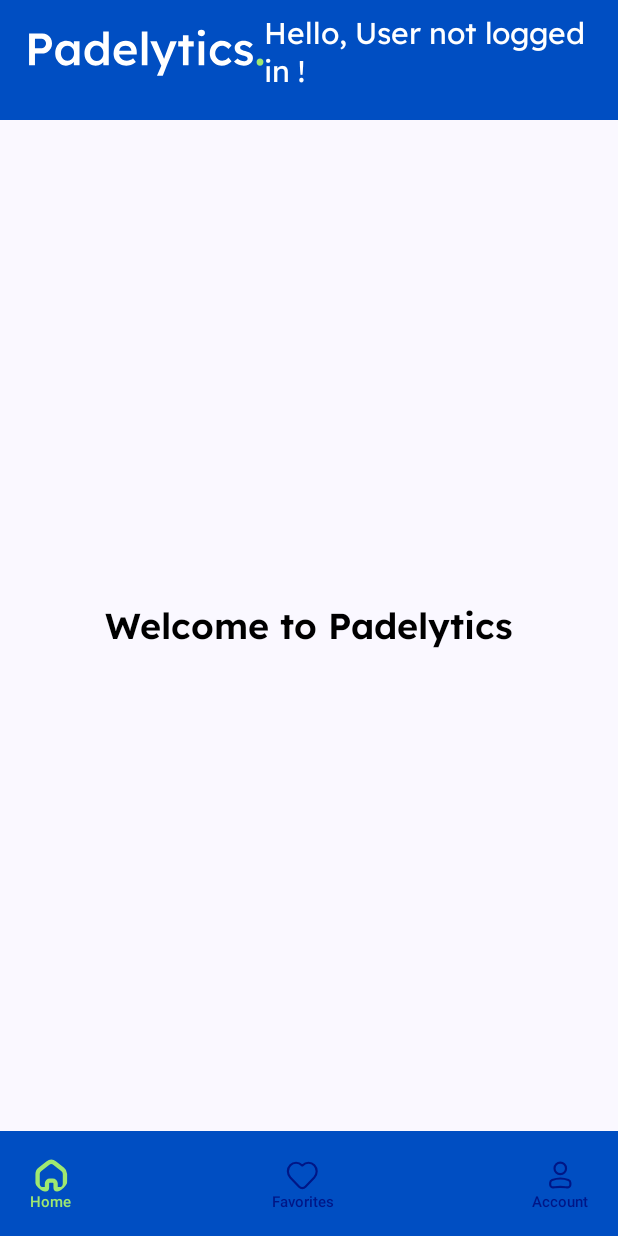
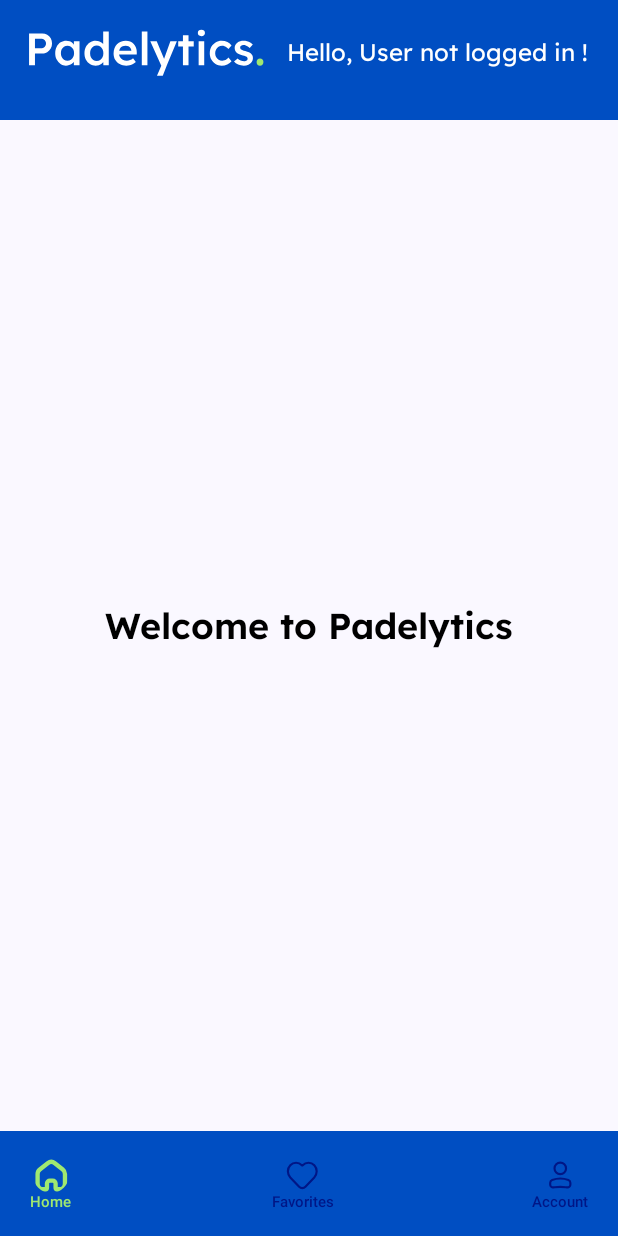
Before and after one commit to MoAwadeen/Padelytics-Android-App, an Android app built with Jetpack Compose: the screen it shows after launch (MainActivity), after a tap on "Home", on a phone screen of 412 x 824 dp. Run offline under Robolectric (Android 15) with nearby library versions, the phone set to English and light mode, and no system bars; our stand-ins replace Firebase (no records; nobody signed in at launch, a user with empty details on screens opened directly).

Commit message:
Route Home

```diff
--- a/app/src/main/java/grad/project/padelytics/features/home/components/homeComponents.kt
+++ b/app/src/main/java/grad/project/padelytics/features/home/components/homeComponents.kt
@@ -51,7 +51,7 @@ fun HomeAppToolbar(userName: String) {
                 Text(
                     text = "Hello, $userName !",
                     style = TextStyle(
-                        fontSize = 20.sp,
+                        fontSize = 16.sp,
                         fontFamily = lexendFontFamily,
                         fontWeight = FontWeight.Normal,
                         color = White
--- a/app/src/main/java/grad/project/padelytics/navigation/AppNavigation.kt
+++ b/app/src/main/java/grad/project/padelytics/navigation/AppNavigation.kt
@@ -22,7 +22,7 @@ import grad.project.padelytics.features.tournaments.ui.TournamentsScreen
 fun AppNavigation(modifier: Modifier = Modifier) {
     val navController = rememberNavController()
 
-    NavHost(navController = navController, startDestination = Routes.TOURNAMENTS) {
+    NavHost(navController = navController, startDestination = Routes.HOME) {
         composable(Routes.AUTH) {
             AuthScreen(modifier,navController)
         }
```
